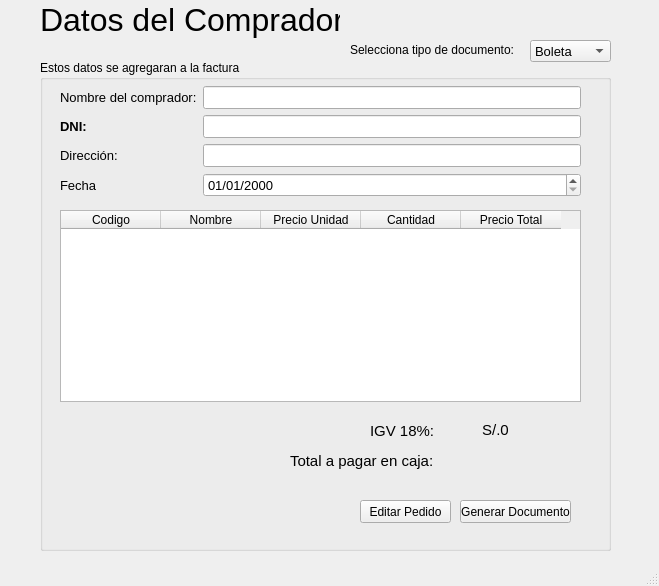
The window that ui/documento.ui (nashvent/libreria) describes before a commit, drawn with Qt 5.
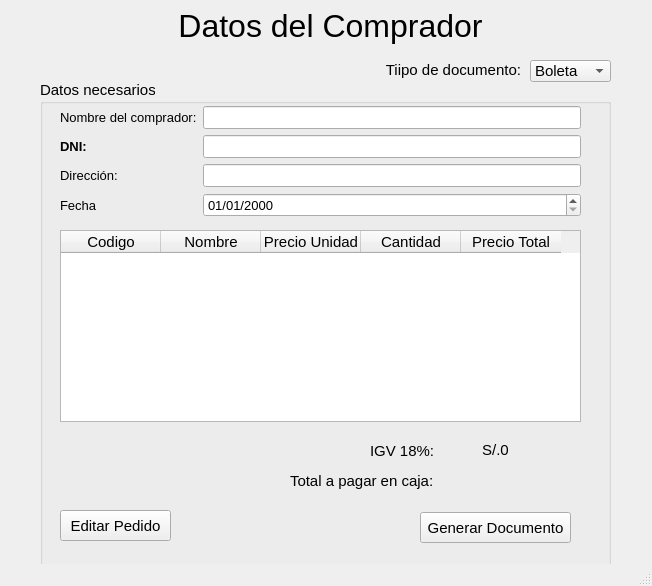
The same window after the commit. Icons and pictures are not drawn.

Commit message: ui datos del comprador

The edit to the form file:
```diff
--- a/ui/documento.ui
+++ b/ui/documento.ui
@@ -6,19 +6,19 @@
    <rect>
     <x>0</x>
     <y>0</y>
-    <width>659</width>
+    <width>652</width>
     <height>586</height>
    </rect>
   </property>
   <property name="minimumSize">
    <size>
-    <width>659</width>
+    <width>652</width>
     <height>0</height>
    </size>
   </property>
   <property name="maximumSize">
    <size>
-    <width>659</width>
+    <width>652</width>
     <height>16777215</height>
    </size>
   </property>
@@ -30,14 +30,14 @@
     <property name="geometry">
      <rect>
       <x>530</x>
-      <y>40</y>
+      <y>60</y>
       <width>81</width>
       <height>22</height>
      </rect>
     </property>
     <property name="font">
      <font>
-      <pointsize>10</pointsize>
+      <pointsize>11</pointsize>
      </font>
     </property>
     <item>
@@ -55,13 +55,18 @@
     <property name="geometry">
      <rect>
       <x>40</x>
-      <y>60</y>
+      <y>80</y>
       <width>571</width>
       <height>491</height>
      </rect>
     </property>
+    <property name="font">
+     <font>
+      <pointsize>11</pointsize>
+     </font>
+    </property>
     <property name="title">
-     <string>Estos datos se agregaran a la factura</string>
+     <string>Datos necesarios</string>
     </property>
     <widget class="QWidget" name="formLayoutWidget_2">
      <property name="geometry">
@@ -224,12 +229,17 @@
     <widget class="QPushButton" name="generarDocumento">
      <property name="geometry">
       <rect>
-       <x>420</x>
-       <y>440</y>
-       <width>111</width>
-       <height>23</height>
+       <x>380</x>
+       <y>432</y>
+       <width>151</width>
+       <height>31</height>
       </rect>
      </property>
+     <property name="font">
+      <font>
+       <pointsize>11</pointsize>
+      </font>
+     </property>
      <property name="text">
       <string>Generar Documento</string>
      </property>
@@ -278,12 +288,17 @@
     <widget class="QPushButton" name="editarPedido">
      <property name="geometry">
       <rect>
-       <x>320</x>
-       <y>440</y>
-       <width>91</width>
-       <height>23</height>
+       <x>20</x>
+       <y>430</y>
+       <width>111</width>
+       <height>31</height>
       </rect>
      </property>
+     <property name="font">
+      <font>
+       <pointsize>11</pointsize>
+      </font>
+     </property>
      <property name="text">
       <string>Editar Pedido</string>
      </property>
@@ -334,10 +349,10 @@
    <widget class="QLabel" name="labelTitulo">
     <property name="geometry">
      <rect>
-      <x>40</x>
+      <x>0</x>
       <y>0</y>
-      <width>300</width>
-      <height>39</height>
+      <width>661</width>
+      <height>51</height>
      </rect>
     </property>
     <property name="font">
@@ -350,23 +365,29 @@
     <property name="text">
      <string>Datos del Comprador</string>
     </property>
+    <property name="alignment">
+     <set>Qt::AlignCenter</set>
+    </property>
    </widget>
    <widget class="QLabel" name="label_2">
     <property name="geometry">
      <rect>
       <x>350</x>
-      <y>40</y>
+      <y>60</y>
       <width>171</width>
       <height>20</height>
      </rect>
     </property>
     <property name="font">
      <font>
-      <pointsize>9</pointsize>
+      <pointsize>11</pointsize>
      </font>
     </property>
     <property name="text">
-     <string>Selecciona tipo de documento:</string>
+     <string>Tiipo de documento:</string>
+    </property>
+    <property name="alignment">
+     <set>Qt::AlignRight|Qt::AlignTrailing|Qt::AlignVCenter</set>
     </property>
    </widget>
   </widget>
```
Left out of the diff: 8 changed lines with no effect on the pictures. The commit also changes 3 other files.
